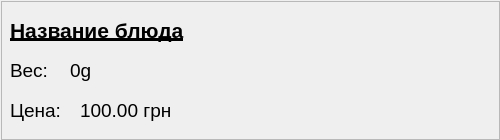
First picture: the form in dishinfowidget.ui, repository Omn1/TUIadmin, before the edit.
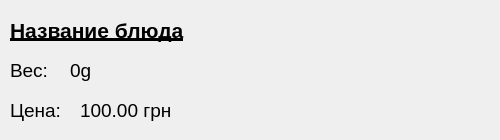
Second picture: the form after the edit.

The edit to the form file:
```diff
--- a/dishinfowidget.ui
+++ b/dishinfowidget.ui
@@ -124,22 +124,6 @@
     <string>&lt;html&gt;&lt;head/&gt;&lt;body&gt;&lt;p&gt;&lt;span style=&quot; font-size:14pt;&quot;&gt;Цена:&lt;/span&gt;&lt;/p&gt;&lt;/body&gt;&lt;/html&gt;</string>
    </property>
   </widget>
-  <widget class="QFrame" name="frame">
-   <property name="geometry">
-    <rect>
-     <x>1</x>
-     <y>1</y>
-     <width>499</width>
-     <height>139</height>
-    </rect>
-   </property>
-   <property name="frameShape">
-    <enum>QFrame::StyledPanel</enum>
-   </property>
-   <property name="frameShadow">
-    <enum>QFrame::Raised</enum>
-   </property>
-  </widget>
  </widget>
  <resources/>
  <connections/>
```
